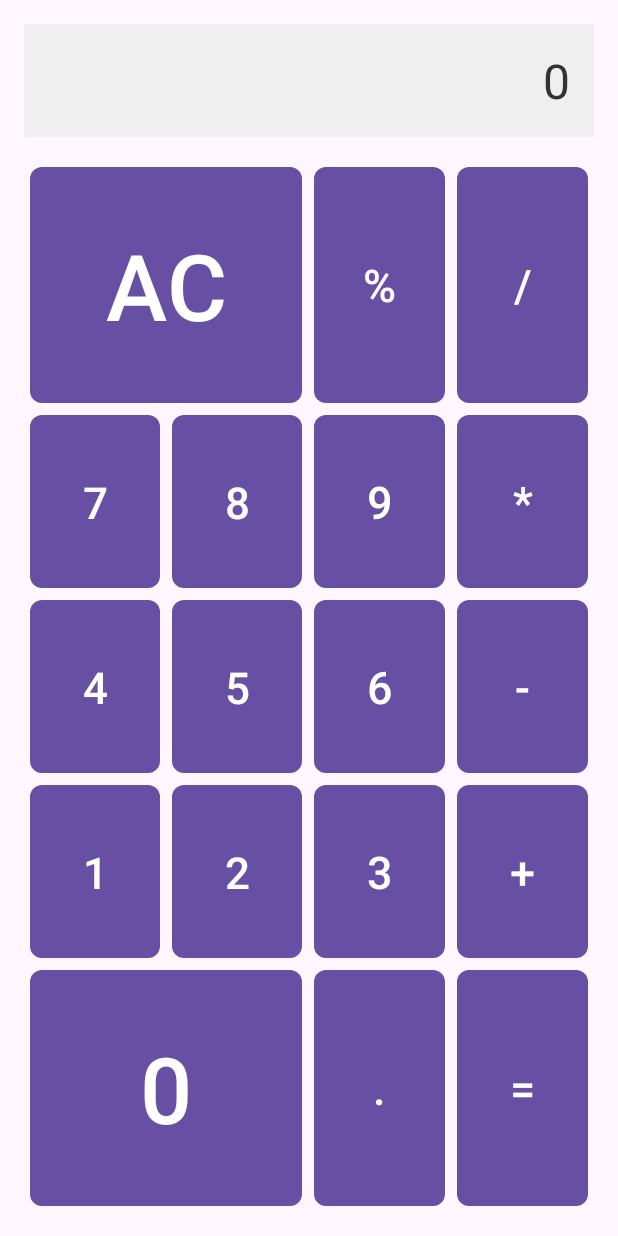
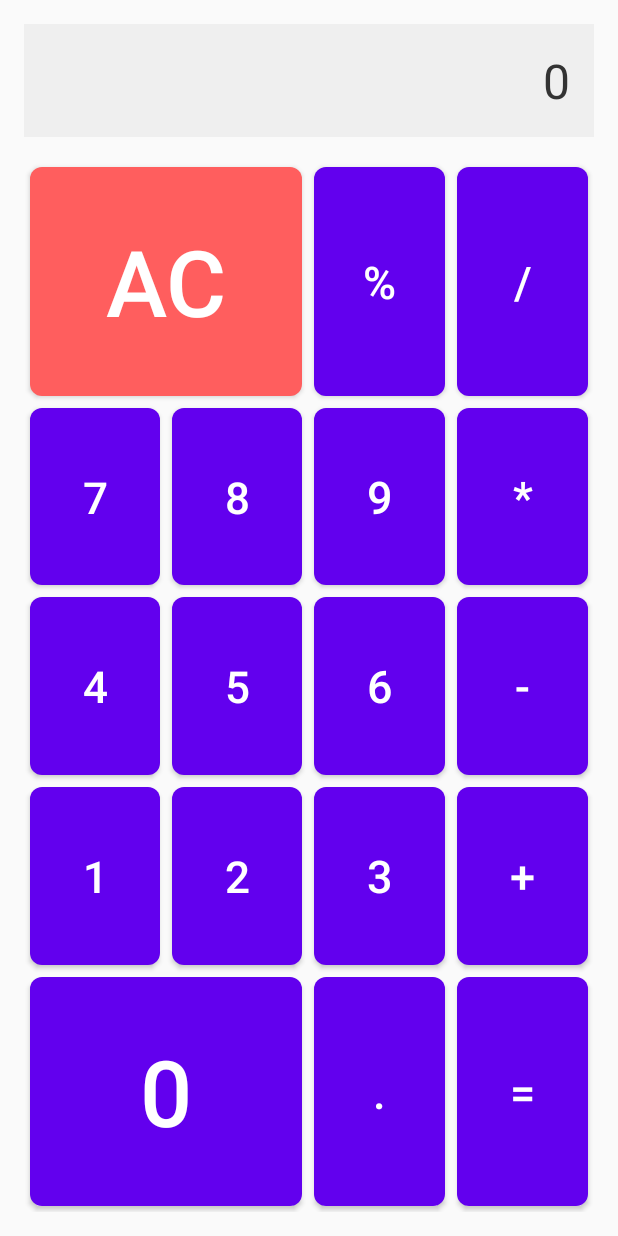
Before and after one commit to AntonKalochelitis/simple-calculator, an Android app built with Jetpack Compose: the screen it shows after launch (MainActivity), on a phone screen of 412 x 824 dp. Run offline under Robolectric (Android 15) with nearby library versions, the phone set to English and light mode, and no system bars.

Commit message:
Update code

```diff
--- a/app/src/main/AndroidManifest.xml
+++ b/app/src/main/AndroidManifest.xml
@@ -15,7 +15,9 @@
         <activity
             android:name=".MainActivity"
             android:screenOrientation="portrait"
-            android:exported="true">
+            android:exported="true"
+            android:label="@string/app_name"
+            android:theme="@style/Theme.Calculator">
             <intent-filter>
                 <action android:name="android.intent.action.MAIN" />
 
--- a/app/src/main/java/com/wdevelop/calculator/MainActivity.kt
+++ b/app/src/main/java/com/wdevelop/calculator/MainActivity.kt
@@ -2,14 +2,23 @@ package com.wdevelop.calculator
 
 import android.util.Log
 import android.os.Bundle
-import android.view.animation.AnimationUtils
 import android.util.TypedValue
 import android.view.ViewTreeObserver
+import android.view.animation.AnimationUtils
 import android.widget.Button
 import android.widget.TextView
-import androidx.appcompat.app.AppCompatActivity
+import androidx.activity.ComponentActivity
+import androidx.activity.compose.setContent
+import androidx.compose.foundation.layout.fillMaxSize
+import androidx.compose.material3.MaterialTheme
+import androidx.compose.material3.Surface
+import androidx.compose.material3.Text
+import androidx.compose.runtime.Composable
+import androidx.compose.ui.Modifier
+import androidx.compose.ui.tooling.preview.Preview
+import com.wdevelop.calculator.ui.theme.CalculatorTheme
 
-class MainActivity : AppCompatActivity() {
+class MainActivity : ComponentActivity() {
     private lateinit var display: TextView
     private var currentExpression = ""
 
@@ -22,6 +31,7 @@ class MainActivity : AppCompatActivity() {
         // Применение динамического размера шрифта для кнопок
         applyDynamicTextSize()
 
+        // Эфекты нажатия кнопки
         val fadeOut = AnimationUtils.loadAnimation(this, R.anim.fade_out)
         val fadeIn = AnimationUtils.loadAnimation(this, R.anim.fade_in)
 
@@ -149,6 +159,9 @@ class MainActivity : AppCompatActivity() {
         return result.removeTrailingZeroes()
     }
 
+    /**
+     * удаляет незначащие нули после десятичной точки
+     */
     private fun Double.removeTrailingZeroes(): String {
         return if (this == this.toInt().toDouble()) this.toInt().toString() else this.toString()
     }
--- /dev/null
+++ b/app/src/main/res/drawable/button_background_blue.xml
@@ -0,0 +1,24 @@
+<?xml version="1.0" encoding="utf-8"?>
+<selector xmlns:android="http://schemas.android.com/apk/res/android">
+    <!-- Effect for pressed state -->
+    <item android:state_pressed="true">
+        <shape android:shape="rectangle">
+            <solid android:color="#B0B0B0"/> <!-- Change color as needed -->
+            <corners android:radius="8dp"/> <!-- Radius for rounded corners -->
+        </shape>
+    </item>
+    <!-- Effect for focused state -->
+    <item android:state_focused="true">
+        <shape android:shape="rectangle">
+            <solid android:color="#D0D0D0"/> <!-- Change color as needed -->
+            <corners android:radius="8dp"/> <!-- Radius for rounded corners -->
+        </shape>
+    </item>
+    <!-- Default state -->
+    <item>
+        <shape android:shape="rectangle">
+            <solid android:color="#FF6200EE"/> <!-- Default color -->
+            <corners android:radius="8dp"/> <!-- Radius for rounded corners -->
+        </shape>
+    </item>
+</selector>
--- /dev/null
+++ b/app/src/main/res/drawable/button_background_red.xml
@@ -0,0 +1,24 @@
+<?xml version="1.0" encoding="utf-8"?>
+<selector xmlns:android="http://schemas.android.com/apk/res/android">
+    <!-- Effect for pressed state -->
+    <item android:state_pressed="true">
+        <shape android:shape="rectangle">
+            <solid android:color="#B0B0B0"/> <!-- Change color as needed -->
+            <corners android:radius="8dp"/> <!-- Radius for rounded corners -->
+        </shape>
+    </item>
+    <!-- Effect for focused state -->
+    <item android:state_focused="true">
+        <shape android:shape="rectangle">
+            <solid android:color="#D0D0D0"/> <!-- Change color as needed -->
+            <corners android:radius="8dp"/> <!-- Radius for rounded corners -->
+        </shape>
+    </item>
+    <!-- Default state -->
+    <item>
+        <shape android:shape="rectangle">
+            <solid android:color="#FF5E5E"/> <!-- Default color -->
+            <corners android:radius="8dp"/> <!-- Radius for rounded corners -->
+        </shape>
+    </item>
+</selector>
--- a/app/src/main/res/layout-land/activity_main.xml
+++ /dev/null
@@ -1,63 +0,0 @@
-<LinearLayout
-    xmlns:android="http://schemas.android.com/apk/res/android"
-    android:layout_width="match_parent"
-    android:layout_height="match_parent"
-    android:orientation="vertical"
-    android:padding="16dp">
-
-    <TextView
-        android:id="@+id/textView"
-        android:layout_width="match_parent"
-        android:layout_height="wrap_content"
-        android:textSize="32sp"
-        android:gravity="end"
-        android:background="#EFEFEF"
-        android:padding="16dp"
-        android:text="0" />
-
-    <LinearLayout
-        android:layout_width="match_parent"
-        android:layout_height="0dp"
-        android:layout_weight="1"
-        android:orientation="horizontal">
-
-        <GridLayout
-            android:layout_width="match_parent"
-            android:layout_height="match_parent"
-            android:columnCount="4"
-            android:rowCount="5"
-            android:layout_marginTop="16dp">
-
-            <!-- Row 1 -->
-            <Button android:id="@+id/buttonClear" android:text="AC" style="@style/CalcButton" />
-            <Button android:id="@+id/buttonSign" android:text="+/-" style="@style/CalcButton" />
-            <Button android:id="@+id/buttonPercent" android:text="%" style="@style/CalcButton" />
-            <Button android:id="@+id/buttonDiv" android:text="/" style="@style/CalcButton" />
-
-            <!-- Row 2 -->
-            <Button android:id="@+id/button7" android:text="7" style="@style/CalcButton" />
-            <Button android:id="@+id/button8" android:text="8" style="@style/CalcButton" />
-            <Button android:id="@+id/button9" android:text="9" style="@style/CalcButton" />
-            <Button android:id="@+id/buttonMul" android:text="*" style="@style/CalcButton" />
-
-            <!-- Row 3 -->
-            <Button android:id="@+id/button4" android:text="4" style="@style/CalcButton" />
-            <Button android:id="@+id/button5" android:text="5" style="@style/CalcButton" />
-            <Button android:id="@+id/button6" android:text="6" style="@style/CalcButton" />
-            <Button android:id="@+id/buttonSub" android:text="-" style="@style/CalcButton" />
-
-            <!-- Row 4 -->
-            <Button android:id="@+id/button1" android:text="1" style="@style/CalcButton" />
-            <Button android:id="@+id/button2" android:text="2" style="@style/CalcButton" />
-            <Button android:id="@+id/button3" android:text="3" style="@style/CalcButton" />
-            <Button android:id="@+id/buttonAdd" android:text="+" style="@style/CalcButton" />
-
-            <!-- Row 5 -->
-            <Button android:id="@+id/button0" android:text="0" android:layout_columnSpan="2"
-                style="@style/CalcButton" />
-            <Button android:id="@+id/buttonDot" android:text="." style="@style/CalcButton" />
-            <Button android:id="@+id/buttonEqual" android:text="=" style="@style/CalcButton" />
-
-        </GridLayout>
-    </LinearLayout>
-</LinearLayout>
--- a/app/src/main/res/layout/activity_main.xml
+++ b/app/src/main/res/layout/activity_main.xml
@@ -26,34 +26,33 @@
         android:rowCount="5">
 
         <!-- Row 1 -->
-        <Button android:id="@+id/buttonClear" android:text="AC" android:layout_columnSpan="2" style="@style/CalcButton" />
-<!--        <Button android:id="@+id/buttonSign" android:text="+/-" style="@style/CalcButton" />-->
-        <Button android:id="@+id/buttonPercent" android:text="%" style="@style/CalcButton" />
-        <Button android:id="@+id/buttonDiv" android:text="/" style="@style/CalcButton" />
+        <Button android:id="@+id/buttonClear" android:text="AC" style="@style/CalcButtonRed" android:layout_columnSpan="2" />
+<!--        <Button android:id="@+id/buttonSign" android:text="+/-" style="@style/CalcButtonBlue" />-->
+        <Button android:id="@+id/buttonPercent" android:text="%" style="@style/CalcButtonBlue" />
+        <Button android:id="@+id/buttonDiv" android:text="/" style="@style/CalcButtonBlue" />
 
         <!-- Row 2 -->
-        <Button android:id="@+id/button7" android:text="7" style="@style/CalcButton" />
-        <Button android:id="@+id/button8" android:text="8" style="@style/CalcButton" />
-        <Button android:id="@+id/button9" android:text="9" style="@style/CalcButton" />
-        <Button android:id="@+id/buttonMul" android:text="*" style="@style/CalcButton" />
+        <Button android:id="@+id/button7" android:text="7" style="@style/CalcButtonBlue" />
+        <Button android:id="@+id/button8" android:text="8" style="@style/CalcButtonBlue" />
+        <Button android:id="@+id/button9" android:text="9" style="@style/CalcButtonBlue" />
+        <Button android:id="@+id/buttonMul" android:text="*" style="@style/CalcButtonBlue" />
 
         <!-- Row 3 -->
-        <Button android:id="@+id/button4" android:text="4" style="@style/CalcButton" />
-        <Button android:id="@+id/button5" android:text="5" style="@style/CalcButton" />
-        <Button android:id="@+id/button6" android:text="6" style="@style/CalcButton" />
-        <Button android:id="@+id/buttonSub" android:text="-" style="@style/CalcButton" />
+        <Button android:id="@+id/button4" android:text="4" style="@style/CalcButtonBlue" />
+        <Button android:id="@+id/button5" android:text="5" style="@style/CalcButtonBlue" />
+        <Button android:id="@+id/button6" android:text="6" style="@style/CalcButtonBlue" />
+        <Button android:id="@+id/buttonSub" android:text="-" style="@style/CalcButtonBlue" />
 
         <!-- Row 4 -->
-        <Button android:id="@+id/button1" android:text="1" style="@style/CalcButton" />
-        <Button android:id="@+id/button2" android:text="2" style="@style/CalcButton" />
-        <Button android:id="@+id/button3" android:text="3" style="@style/CalcButton" />
-        <Button android:id="@+id/buttonAdd" android:text="+" style="@style/CalcButton" />
+        <Button android:id="@+id/button1" android:text="1" style="@style/CalcButtonBlue" />
+        <Button android:id="@+id/button2" android:text="2" style="@style/CalcButtonBlue" />
+        <Button android:id="@+id/button3" android:text="3" style="@style/CalcButtonBlue" />
+        <Button android:id="@+id/buttonAdd" android:text="+" style="@style/CalcButtonBlue" />
 
         <!-- Row 5 -->
-        <Button android:id="@+id/button0" android:text="0" android:layout_columnSpan="2"
-            style="@style/CalcButton" />
-        <Button android:id="@+id/buttonDot" android:text="." style="@style/CalcButton" />
-        <Button android:id="@+id/buttonEqual" android:text="=" style="@style/CalcButton" />
+        <Button android:id="@+id/button0" android:text="0" style="@style/CalcButtonBlue" android:layout_columnSpan="2" />
+        <Button android:id="@+id/buttonDot" android:text="." style="@style/CalcButtonBlue" />
+        <Button android:id="@+id/buttonEqual" android:text="=" style="@style/CalcButtonBlue" />
 
     </GridLayout>
 </LinearLayout>
--- a/app/src/main/res/values-night/themes.xml
+++ /dev/null
@@ -1,7 +0,0 @@
-<resources xmlns:tools="http://schemas.android.com/tools">
-    <!-- Base application theme. -->
-    <style name="Base.Theme.Calculator" parent="Theme.Material3.DayNight.NoActionBar">
-        <!-- Customize your dark theme here. -->
-        <!-- <item name="colorPrimary">@color/my_dark_primary</item> -->
-    </style>
-</resources>
--- a/app/src/main/res/values/colors.xml
+++ b/app/src/main/res/values/colors.xml
@@ -1,5 +1,10 @@
 <?xml version="1.0" encoding="utf-8"?>
 <resources>
+    <color name="purple_200">#FFBB86FC</color>
+    <color name="purple_500">#FF6200EE</color>
+    <color name="purple_700">#FF3700B3</color>
+    <color name="teal_200">#FF03DAC5</color>
+    <color name="teal_700">#FF018786</color>
     <color name="black">#FF000000</color>
     <color name="white">#FFFFFFFF</color>
     <color name="text_color">#333333</color>
--- a/app/src/main/res/values/styles.xml
+++ b/app/src/main/res/values/styles.xml
@@ -1,12 +1,33 @@
 <?xml version="1.0" encoding="utf-8"?>
 <resources>
-    <style name="CalcButton">
+    <style name="CalcButtonWhite">
         <item name="android:layout_width">0dp</item>
         <item name="android:layout_height">wrap_content</item>
         <item name="android:layout_margin">4dp</item>
         <item name="android:layout_rowWeight">1</item>
         <item name="android:layout_columnWeight">1</item>
         <item name="android:textSize">@dimen/button_text_size</item>
-        <item name="android:background">@drawable/button_background</item>
+        <item name="android:background">@drawable/button_background_white</item>
+        <item name="android:textColor">@color/white</item>
+    </style>
+    <style name="CalcButtonBlue">
+        <item name="android:layout_width">0dp</item>
+        <item name="android:layout_height">wrap_content</item>
+        <item name="android:layout_margin">4dp</item>
+        <item name="android:layout_rowWeight">1</item>
+        <item name="android:layout_columnWeight">1</item>
+        <item name="android:textSize">@dimen/button_text_size</item>
+        <item name="android:background">@drawable/button_background_blue</item>
+        <item name="android:textColor">@color/white</item>
+    </style>
+    <style name="CalcButtonRed">
+        <item name="android:layout_width">0dp</item>
+        <item name="android:layout_height">wrap_content</item>
+        <item name="android:layout_margin">4dp</item>
+        <item name="android:layout_rowWeight">1</item>
+        <item name="android:layout_columnWeight">1</item>
+        <item name="android:textSize">@dimen/button_text_size</item>
+        <item name="android:background">@drawable/button_background_red</item>
+        <item name="android:textColor">@color/white</item>
     </style>
 </resources>
--- a/app/src/main/res/values/themes.xml
+++ b/app/src/main/res/values/themes.xml
@@ -1,9 +1,5 @@
-<resources xmlns:tools="http://schemas.android.com/tools">
-    <!-- Base application theme. -->
-    <style name="Base.Theme.Calculator" parent="Theme.Material3.DayNight.NoActionBar">
-        <!-- Customize your light theme here. -->
-        <!-- <item name="colorPrimary">@color/my_light_primary</item> -->
-    </style>
+<?xml version="1.0" encoding="utf-8"?>
+<resources>
 
-    <style name="Theme.Calculator" parent="Base.Theme.Calculator" />
+    <style name="Theme.Calculator" parent="android:Theme.Material.Light.NoActionBar" />
 </resources>
--- a/build.gradle.kts
+++ b/build.gradle.kts
@@ -1,5 +1,5 @@
 // Top-level build file where you can add configuration options common to all sub-projects/modules.
 plugins {
     id("com.android.application") version "8.2.2" apply false
-    id("org.jetbrains.kotlin.android") version "1.9.22" apply false
+    id("org.jetbrains.kotlin.android") version "1.9.0" apply false
 }
```
Also changed, not shown: app/build.gradle.kts (+25 -3 lines), app/src/main/java/com/wdevelop/calculator/ui/theme/Color.kt (added, +11 -0 lines), app/src/main/java/com/wdevelop/calculator/ui/theme/Theme.kt (added, +70 -0 lines), app/src/main/java/com/wdevelop/calculator/ui/theme/Type.kt (added, +34 -0 lines), app/src/main/res/drawable/button_background_white.xml (renamed from app/src/main/res/drawable/button_background.xml), gradle/wrapper/gradle-wrapper.properties, settings.gradle.kts (line endings or trailing spaces).
